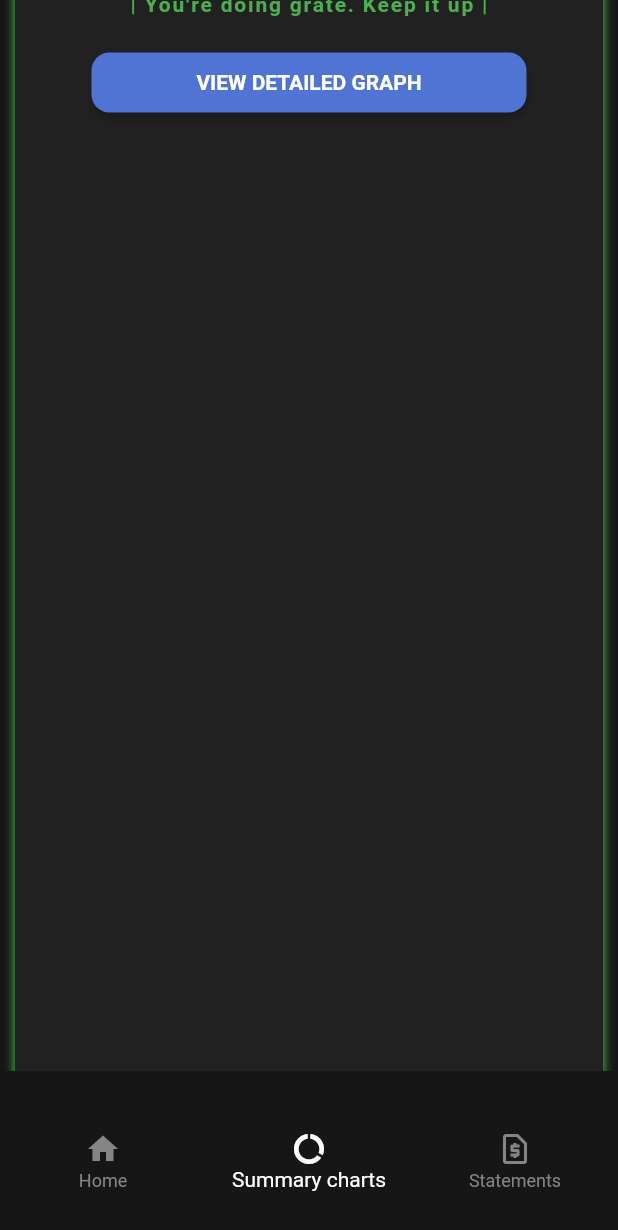
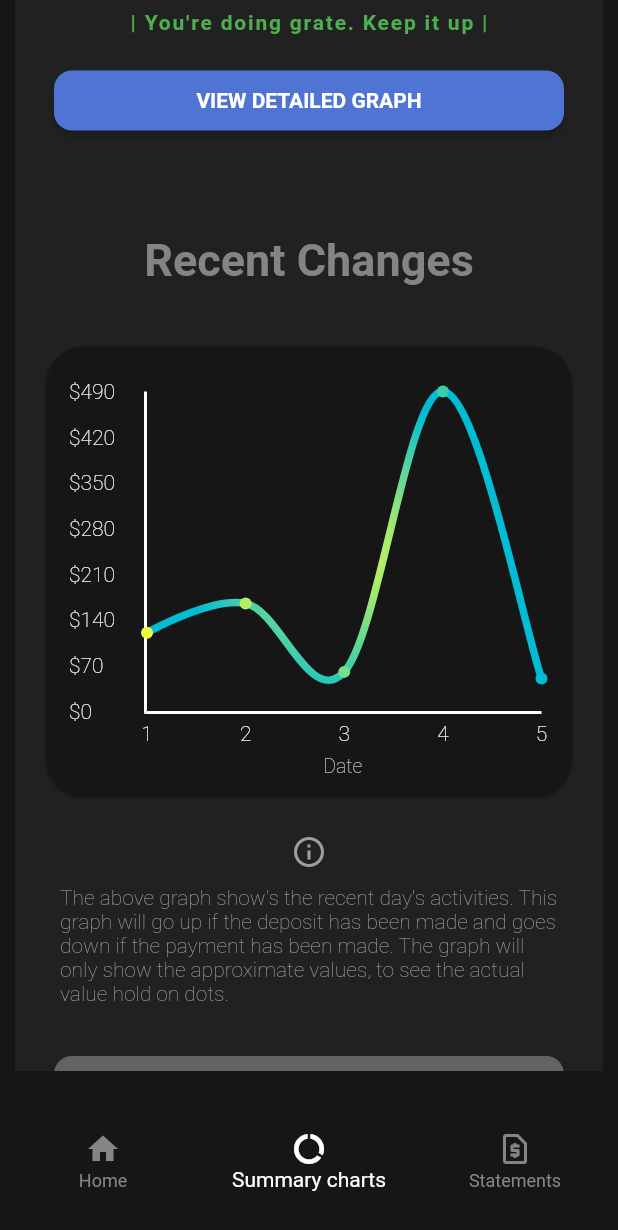
Before and after one commit to Deep2002/Personal-Finance-Flutter-App, a Flutter app: the screen it shows after launch, item 2 of the bottom bar chosen, scrolled down 576 dp, after a tap on "VIEW DETAILED GRAPH", on a phone screen of 412 x 824 dp. Shown: the top 1230 px of the screen. Run offline on Flutter 3.47's test engine with Material 2 defaults, Android fonts, the light colour scheme and no system bars; drawn by our look-alikes of fl_chart; our stand-ins replace pie_chart.

Commit message:
Added Summary Line chart and finised Summary chart page.

```diff
--- a/lib/Pages/HomePage.dart
+++ b/lib/Pages/HomePage.dart
@@ -12,14 +12,6 @@ class HomePage extends StatefulWidget {
 }
 
 class _HomePageState extends State<HomePage> {
-  int _selectedPageIndex = 0;
-
-  void _onPageChange(int selectedPage) {
-    setState(() {
-      _selectedPageIndex = selectedPage;
-    });
-  }
-
   @override
   Widget build(BuildContext context) {
     return CustomScrollView(
--- a/lib/Pages/SummaryChartsPage.dart
+++ b/lib/Pages/SummaryChartsPage.dart
@@ -1,8 +1,9 @@
 import 'package:flutter/material.dart';
-
 import 'package:personal_finance/widgets/AppColors.dart';
 import 'package:personal_finance/widgets/AppText.dart';
 import 'package:personal_finance/widgets/SummaryChart.dart';
+
+import '../Widgets/RecentChangesGraph.dart';
 
 class SummaryChartsPage extends StatefulWidget {
   const SummaryChartsPage({Key? key}) : super(key: key);
@@ -41,25 +42,6 @@ class _SummaryChartsPageState extends State<SummaryChartsPage> {
                 ),
               ],
             ),
-            // actions: [
-            //   ButtonBar(
-            //     children: [
-            //       GestureDetector(
-            //         onTap: () {
-            //           Navigator.canPop(context)
-            //               ? Navigator.of(context).pop()
-            //               : print('Can not pop!');
-            //         },
-            //         child: const Icon(
-            //           Icons.swipe_left_alt_sharp,
-            //           size: 30,
-            //           color: Color.fromARGB(255, 197, 197, 197),
-            //         ),
-            //       ),
-            //       const SizedBox(width: 10),
-            //     ],
-            //   ),
-            // ],
           ),
           SliverToBoxAdapter(
             child: Padding(
@@ -71,11 +53,11 @@ class _SummaryChartsPageState extends State<SummaryChartsPage> {
                   children: [
                     const SizedBox(height: 40),
                     AppText(
-                      text: "Month Summary",
+                      text: 'Month Summary',
                       style: const TextStyle(
-                        color: Color.fromARGB(255, 218, 218, 218),
-                        fontWeight: FontWeight.w500,
-                        fontSize: 20,
+                        color: Color.fromARGB(255, 132, 132, 132),
+                        fontSize: 30,
+                        fontWeight: FontWeight.bold,
                       ),
                     ),
                     const SizedBox(height: 40),
@@ -97,7 +79,7 @@ class _SummaryChartsPageState extends State<SummaryChartsPage> {
                         backgroundColor: MaterialStateProperty.all<Color>(
                             AppColors.buttonBlue),
                         fixedSize: MaterialStateProperty.all<Size>(
-                            const Size(290, 40)),
+                            const Size(340, 40)),
                         textStyle: MaterialStateProperty.all<TextStyle>(
                           const TextStyle(fontWeight: FontWeight.bold),
                         ),
@@ -111,16 +93,69 @@ class _SummaryChartsPageState extends State<SummaryChartsPage> {
                               borderRadius: BorderRadius.circular(12)),
                         ),
                       ),
-                    )
+                    ),
+                    const SizedBox(
+                      height: 65,
+                    ),
+                    AppText(
+                      text: 'Recent Changes',
+                      style: const TextStyle(
+                        color: Color.fromARGB(255, 132, 132, 132),
+                        fontSize: 30,
+                        fontWeight: FontWeight.bold,
+                      ),
+                    ),
+                    const SizedBox(
+                      height: 40,
+                    ),
+                    const RecentChangesGraph(),
+                    const SizedBox(
+                      height: 25,
+                    ),
+                    const Icon(
+                      Icons.info_outline,
+                      color: Colors.grey,
+                    ),
+                    const Padding(
+                      padding:
+                          EdgeInsets.symmetric(horizontal: 30, vertical: 10),
+                      child: Text(
+                        'The above graph show\'s the recent day\'s activities. This graph will go up if the deposit has been made and goes down if the payment has been made. The graph will only show the approximate values, to see the actual value hold on dots.',
+                        style: TextStyle(
+                            color: Colors.grey, fontWeight: FontWeight.w200),
+                        textAlign: TextAlign.left,
+                      ),
+                    ),
+                    const SizedBox(height: 20),
+                    ElevatedButton(
+                      onPressed: () {},
+                      child: const Text('VIEW DETAILED GRAPH'),
+                      style: ButtonStyle(
+                        backgroundColor: MaterialStateProperty.all<Color>(
+                            const Color.fromRGBO(99, 99, 99, 1)),
+                        fixedSize: MaterialStateProperty.all<Size>(
+                            const Size(340, 40)),
+                        textStyle: MaterialStateProperty.all<TextStyle>(
+                          const TextStyle(fontWeight: FontWeight.bold),
+                        ),
+                        shadowColor:
+                            MaterialStateProperty.all<Color>(Colors.black),
+                        shape:
+                            MaterialStateProperty.all<RoundedRectangleBorder>(
+                          RoundedRectangleBorder(
+                              borderRadius: BorderRadius.circular(12)),
+                        ),
+                      ),
+                    ),
                   ],
                 ),
                 decoration: BoxDecoration(
                   borderRadius: BorderRadius.circular(42),
-                  boxShadow: [
+                  boxShadow: const [
                     BoxShadow(
-                      color: AppColors.buttonGreen,
+                      color: Colors.transparent,
                       blurRadius: 5,
-                      offset: const Offset(0, -1),
+                      offset: Offset(0, -1),
                     ),
                   ],
                   color: const Color(0xff222121),
--- a/lib/Widgets/AppDrawer.dart
+++ b/lib/Widgets/AppDrawer.dart
@@ -44,7 +44,6 @@ class _AppDrawerState extends State<AppDrawer> {
             ),
             Divider(color: AppColors.containerFrame, thickness: 2, height: 40),
             const Divider(height: 40),
-            Divider(color: AppColors.containerFrame, thickness: 2, height: 40),
             AppText(text: 'Summary Graph'),
             Divider(color: AppColors.containerFrame, thickness: 2, height: 40),
             AppText(text: 'Detailed Graph'),
--- /dev/null
+++ b/lib/Widgets/RecentChangesGraph.dart
@@ -0,0 +1,127 @@
+import 'package:fl_chart/fl_chart.dart';
+import 'package:flutter/material.dart';
+import 'package:personal_finance/Widgets/AppColors.dart';
+import 'package:personal_finance/Widgets/AppText.dart';
+
+class RecentChangesGraph extends StatefulWidget {
+  const RecentChangesGraph({Key? key}) : super(key: key);
+
+  @override
+  State<RecentChangesGraph> createState() => _RecentChangesGraphState();
+}
+
+class _RecentChangesGraphState extends State<RecentChangesGraph> {
+  @override
+  Widget build(BuildContext context) {
+    return Container(
+      height: 300,
+      width: 350,
+      padding: const EdgeInsets.only(top: 30, bottom: 10, left: 15, right: 20),
+      decoration: BoxDecoration(
+        color: AppColors.bg,
+        borderRadius: BorderRadius.circular(25),
+        boxShadow: const [
+          BoxShadow(
+            color: Color.fromARGB(255, 19, 19, 19),
+            blurRadius: 1,
+            offset: Offset(0, 1),
+          ),
+        ],
+      ),
+      child: LineChart(
+        LineChartData(
+          minX: 1,
+          minY: 0,
+          borderData: FlBorderData(
+            border: const Border(
+              left: BorderSide(color: Colors.white, width: 2),
+              bottom: BorderSide(color: Colors.white, width: 2),
+            ),
+          ),
+          gridData: FlGridData(show: false),
+          lineBarsData: [
+            LineChartBarData(
+              spots: [
+                //
+                // ******************************************
+                // Here need to see the heighest value
+                // then put the rounded higest value to the
+                // maxY. else it will overlay the Y values...
+                // ******************************************
+                //
+                const FlSpot(1, 120),
+                const FlSpot(2, 165),
+                const FlSpot(3, 60),
+                const FlSpot(4, 490),
+                const FlSpot(5, 50),
+              ],
+              barWidth: 5,
+              isCurved: true,
+              gradient: const RadialGradient(colors: [
+                Colors.limeAccent,
+                Colors.cyan,
+              ]),
+              color: const Color.fromARGB(255, 33, 222, 243),
+            ),
+          ],
+          titlesData: FlTitlesData(
+            show: true,
+            rightTitles: AxisTitles(),
+            topTitles: AxisTitles(),
+            bottomTitles: AxisTitles(
+              axisNameSize: 20,
+              axisNameWidget: AppText(
+                  text: 'Date',
+                  style: const TextStyle(
+                    fontSize: 13,
+                    fontWeight: FontWeight.w200,
+                    color: Color.fromARGB(255, 198, 198, 198),
+                  )),
+              sideTitles: SideTitles(
+                showTitles: true,
+                interval: 1,
+                reservedSize: 25,
+                getTitlesWidget: (context, value) {
+                  String day = value.formattedValue;
+                  switch (int.tryParse(day)) {
+                    default:
+                      return Padding(
+                        padding: const EdgeInsets.only(top: 5),
+                        child: Text(
+                          day,
+                          style: const TextStyle(
+                            color: Colors.white,
+                            fontWeight: FontWeight.w200,
+                          ),
+                        ),
+                      );
+                  }
+                },
+              ),
+            ),
+            leftTitles: AxisTitles(
+              sideTitles: SideTitles(
+                showTitles: true,
+                reservedSize: 50,
+                interval: 70,
+                getTitlesWidget: (context, value) {
+                  String day = value.formattedValue;
+                  switch (int.tryParse(day)) {
+                    default:
+                      return Text(
+                        '\$$day',
+                        style: const TextStyle(
+                          color: Colors.white,
+                          fontWeight: FontWeight.w200,
+                        ),
+                      );
+                  }
+                },
+              ),
+            ),
+          ),
+        ),
+      ),
+    );
+  }
+}
--- a/lib/main.dart
+++ b/lib/main.dart
@@ -1,7 +1,6 @@
 import 'package:flutter/material.dart';
 import 'package:personal_finance/Pages/HomePage.dart';
 import 'package:personal_finance/Pages/SummaryChartsPage.dart';
-import 'package:personal_finance/Widgets/SummaryChart.dart';
 
 import 'Widgets/AppColors.dart';
 import 'Widgets/AppDrawer.dart';
```
Also changed, not shown: 1 other file.
